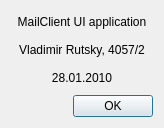
Qt form Modern_technologies/Qt/MailClient/about.ui (rutsky/semester07) before a commit.
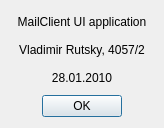
The same form after that commit.

Commit message: Qt: Mail Client: center button

What changed in the file:
```diff
--- a/Modern_technologies/Qt/MailClient/about.ui
+++ b/Modern_technologies/Qt/MailClient/about.ui
@@ -62,6 +62,9 @@
      <property name="standardButtons">
       <set>QDialogButtonBox::Ok</set>
      </property>
+     <property name="centerButtons">
+      <bool>true</bool>
+     </property>
     </widget>
    </item>
   </layout>
```
